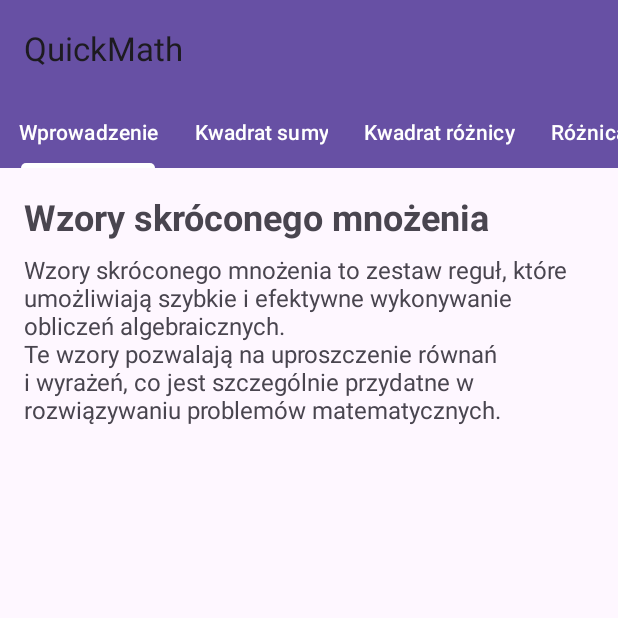
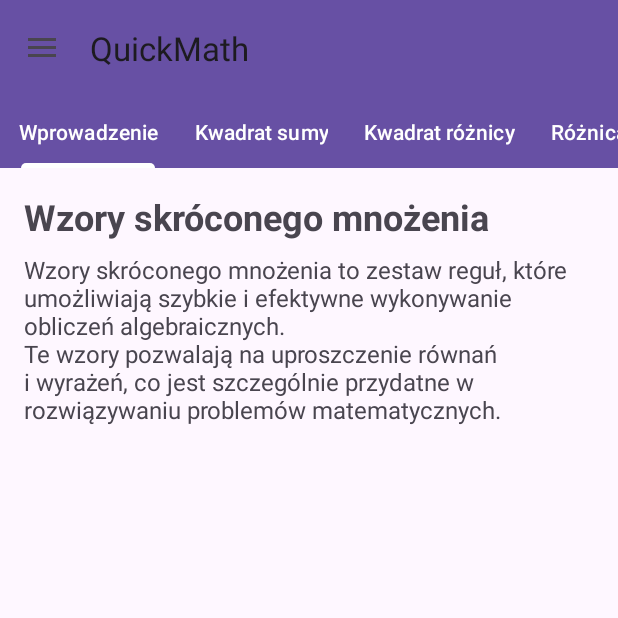
Before and after one commit to Kamilo1/MathCourse, an Android app: the screen it shows after launch (LessonActivity), after a tap on "Wzory skróconego mnożenia", on a phone screen of 412 x 824 dp, the top half of it. Run offline under Robolectric (Android 15) with nearby library versions, the phone set to English and light mode, and no system bars; our stand-ins replace Room's generated code, data binding.

Commit message:
add menu

```diff
--- a/app/src/main/java/pl/wsei/pam/AppDatabase.kt
+++ b/app/src/main/java/pl/wsei/pam/AppDatabase.kt
@@ -22,7 +22,7 @@ abstract class AppDatabase : RoomDatabase() {
                             context.applicationContext,
                             AppDatabase::class.java, "quiz_database"
                         )
-                            .fallbackToDestructiveMigration() // Dodać tę linijkę, jeśli nie chcesz obsługiwać migracji ręcznie
+                            .fallbackToDestructiveMigration()
                             .build()
                     }
                 }
--- a/app/src/main/java/pl/wsei/pam/LessonActivity.kt
+++ b/app/src/main/java/pl/wsei/pam/LessonActivity.kt
@@ -3,25 +3,38 @@ package pl.wsei.pam
 import android.content.Context
 import android.content.Intent
 import android.os.Bundle
+import android.view.MenuItem
+import androidx.appcompat.app.ActionBarDrawerToggle
 import androidx.appcompat.app.AppCompatActivity
+import androidx.core.view.GravityCompat
+import androidx.drawerlayout.widget.DrawerLayout
 import androidx.fragment.app.Fragment
 import androidx.fragment.app.FragmentManager
 import androidx.fragment.app.FragmentPagerAdapter
 import androidx.viewpager.widget.ViewPager
+import com.google.android.material.navigation.NavigationView
 import com.google.android.material.tabs.TabLayout
-import pl.wsei.pam.lab01.R
 import kotlinx.coroutines.Dispatchers
 import kotlinx.coroutines.GlobalScope
 import kotlinx.coroutines.launch
 import kotlinx.coroutines.withContext
+import pl.wsei.pam.lab01.R
+import pl.wsei.pam.lab01.databinding.ActivityLessonBinding
 
+class LessonActivity : AppCompatActivity(), NavigationView.OnNavigationItemSelectedListener {
 
-class LessonActivity : AppCompatActivity() {
+    private lateinit var binding: ActivityLessonBinding
+    private lateinit var toggle: ActionBarDrawerToggle
+    private lateinit var drawerLayout: DrawerLayout
 
     override fun onCreate(savedInstanceState: Bundle?) {
         super.onCreate(savedInstanceState)
-        setContentView(R.layout.activity_lesson)
-        setSupportActionBar(findViewById(R.id.toolbar))
+        binding = ActivityLessonBinding.inflate(layoutInflater)
+        setContentView(binding.root)
+
+        setSupportActionBar(binding.toolbar)
+
+        drawerLayout = binding.drawerLayout
 
         val viewPager: ViewPager = findViewById(R.id.viewPager)
         val tabLayout: TabLayout = findViewById(R.id.tabLayout)
@@ -29,8 +42,43 @@ class LessonActivity : AppCompatActivity() {
         val pagerAdapter = LessonPagerAdapter(supportFragmentManager, this)
         viewPager.adapter = pagerAdapter
         tabLayout.setupWithViewPager(viewPager)
+
+        toggle = ActionBarDrawerToggle(this, drawerLayout, binding.toolbar, R.string.navigation_drawer_open, R.string.navigation_drawer_close)
+        drawerLayout.addDrawerListener(toggle)
+        toggle.syncState()
+
+        binding.navigationView.setNavigationItemSelectedListener(this)
     }
 
+    override fun onNavigationItemSelected(item: MenuItem): Boolean {
+        when (item.itemId) {
+            R.id.nav_home -> {
+                val intent = Intent(this, MainActivity::class.java)
+                startActivity(intent)
+                finish()
+            }
+            R.id.nav_settings -> {
+                val intent = Intent(this, SettingsActivity::class.java)
+                startActivity(intent)
+            }
+            R.id.nav_about -> {
+            }
+            R.id.nav_authors -> {
+                val intent = Intent(this, AuthorsActivity::class.java)
+                startActivity(intent)
+            }
+        }
+        drawerLayout.closeDrawer(GravityCompat.START)
+        return true
+    }
+
+    override fun onBackPressed() {
+        if (drawerLayout.isDrawerOpen(GravityCompat.START)) {
+            drawerLayout.closeDrawer(GravityCompat.START)
+        } else {
+            super.onBackPressed()
+        }
+    }
 
     class LessonPagerAdapter(
         fm: FragmentManager,
@@ -43,8 +91,6 @@ class LessonActivity : AppCompatActivity() {
 
         private val db = AppDatabase.getDatabase(context)
         private var score = "Jeszcze nie ukończono"
-
-
 
         init {
             fetchResults()
@@ -67,7 +113,6 @@ class LessonActivity : AppCompatActivity() {
         override fun getCount(): Int = slideTitles.size
 
         override fun getItem(position: Int): Fragment {
-
             val isLastSlide = position == slideTitles.size - 1
             return when (position) {
                 0 -> SlideFragment.newInstance(
@@ -75,33 +120,26 @@ class LessonActivity : AppCompatActivity() {
                     "Wzory skróconego mnożenia to zestaw reguł, które umożliwiają szybkie i efektywne wykonywanie obliczeń algebraicznych.\nTe wzory pozwalają na uproszczenie równań i wyrażeń, co jest szczególnie przydatne w rozwiązywaniu problemów matematycznych.",
                     isLastSlide
                 )
-
                 1 -> SlideFragment.newInstance(
                     "(a + b)² = a² + 2ab + b²",
                     "Definicja: Wzór ten pokazuje, jak rozwinąć kwadrat sumy dwóch liczb.\nPrzykład: Rozwiń (x + 3)².\nx² + 2x3 + 3² = x² + 6x + 9\nIlustracja: Pokaż diagram ilustrujący rozkład kwadratu sumy na poszczególne części.",
                     isLastSlide
                 )
-
                 2 -> SlideFragment.newInstance(
                     "(a - b)² = a² - 2ab + b²",
                     "Definicja: Wzór ten pokazuje, jak rozwinąć kwadrat różnicy dwóch liczb.\nPrzykład: Rozwiń (x - 4)².\nx² - 2x4 + 4² = x² - 8x + 16\nIlustracja: Pokaż diagram ilustrujący rozkład kwadratu różnicy na poszczególne części.",
                     isLastSlide
                 )
-
                 3 -> SlideFragment.newInstance(
                     "a² - b² = (a + b)(a - b)",
                     "Definicja: Wzór ten pozwala rozłożyć różnicę kwadratów na iloczyn dwóch wyrażeń.\nPrzykład: Rozłóż x² - 9.\n(x + 3)(x - 3),",
                     isLastSlide
                 )
-
                 4 -> SlideFragment.newInstance(
-
                     "Quiz",
                     "Liczba punktów z ostatniego quizu:\n${score}\n",
-
                     isLastSlide
                 )
-
                 else -> throw IllegalStateException("Unexpected position: $position")
             }
         }
@@ -110,10 +148,11 @@ class LessonActivity : AppCompatActivity() {
             return slideTitles[position]
         }
     }
-        fun onPageSelected(position: Int) {
-            if (position == 4) { // Last slide
-                val intent = Intent(this, QuizActivity::class.java)
-                startActivity(intent)
-            }
+
+    fun onPageSelected(position: Int) {
+        if (position == 4) {
+            val intent = Intent(this, QuizActivity::class.java)
+            startActivity(intent)
         }
     }
+}
--- a/app/src/main/java/pl/wsei/pam/QuizActivity.kt
+++ b/app/src/main/java/pl/wsei/pam/QuizActivity.kt
@@ -26,7 +26,7 @@ class QuizActivity : AppCompatActivity() {
         Question("Rozwiń wyrażenie (x + 5)².", listOf("x² + 10x + 25", "x² + 25", "x² + 5x + 10", "x² + 15x + 25"), 0),
         Question("Który wzór odpowiada kwadratowi różnicy?", listOf("(a - b)² = a² + 2ab + b²", "(a - b)² = a² - 2ab + b²", "(a - b)² = a² - b²", "(a - b)² = a² + b²"), 1),
         Question("Rozłóż na czynniki x² - 16.", listOf("(x - 4)(x + 4)", "(x - 4)(x - 4)", "(x + 4)(x + 4)", "(x + 2)(x - 2)"), 0),
-        /*Question("Który wzór jest poprawny dla sześcianu sumy?", listOf("(a + b)³ = a³ + 3a²b + 3ab² + b³", "(a + b)³ = a³ + 3ab + b³", "(a + b)³ = a³ + b³", "(a + b)³ = a³ + 3a² + 3b² + b³"), 0),
+        Question("Który wzór jest poprawny dla sześcianu sumy?", listOf("(a + b)³ = a³ + 3a²b + 3ab² + b³", "(a + b)³ = a³ + 3ab + b³", "(a + b)³ = a³ + b³", "(a + b)³ = a³ + 3a² + 3b² + b³"), 0),
         Question("Rozwiń wyrażenie (2x - 3)².", listOf("4x² - 12x + 9", "4x² - 9", "2x² - 6x + 9", "4x² + 6x + 9"), 0),
         Question("Który wzór jest wzorem różnicy kwadratów?", listOf("a² - b² = (a + b)(a - b)", "a² - b² = a² + 2ab + b²", "a² - b² = (a - b)(a - b)", "a² - b² = a² + b²"), 0),
         Question("Rozłóż na czynniki 9y² - 25.", listOf("(3y - 5)(3y + 5)", "(9y - 5)(y + 5)", "(3y - 5)(y + 5)", "(3y - 5)(3y - 5)"), 0),
@@ -38,7 +38,7 @@ class QuizActivity : AppCompatActivity() {
         Question("Rozłóż na czynniki 4x² - 9.", listOf("(2x - 3)(2x + 3)", "(4x - 3)(x + 3)", "(2x - 3)(x + 3)", "(4x - 3)(4x - 3)"), 0),
         Question("Rozwiń wyrażenie (x + 6)².", listOf("x² + 12x + 36", "x² + 6x + 36", "x² + 18x + 36", "x² + 6x + 12"), 0),
         Question("Który wzór jest wzorem różnicy kwadratów?", listOf("a² - b² = (a + b)(a - b)", "a² - b² = a² + 2ab + b²", "a² - b² = (a - b)(a - b)", "a² - b² = a² + b²"), 0)
-        */
+
     )
 
     private var currentQuestionIndex = 0
@@ -77,7 +77,7 @@ class QuizActivity : AppCompatActivity() {
                     startActivity(intent)
                 }
             } else {
-                Toast.makeText(this, "Please select an answer", Toast.LENGTH_SHORT).show()
+                Toast.makeText(this, "Proszę wybrać odpowiedź", Toast.LENGTH_SHORT).show()
             }
         }
     }
--- a/app/src/main/res/layout/activity_lesson.xml
+++ b/app/src/main/res/layout/activity_lesson.xml
@@ -1,10 +1,19 @@
 <?xml version="1.0" encoding="utf-8"?>
-<LinearLayout xmlns:android="http://schemas.android.com/apk/res/android"
+<layout xmlns:android="http://schemas.android.com/apk/res/android"
     xmlns:app="http://schemas.android.com/apk/res-auto"
-    xmlns:tools="http://schemas.android.com/tools"
-    android:orientation="vertical"
+    xmlns:tools="http://schemas.android.com/tools">
+
+
+    <androidx.drawerlayout.widget.DrawerLayout
+        android:id="@+id/drawerLayout"
         android:layout_width="match_parent"
-    android:layout_height="match_parent">
+        android:layout_height="match_parent"
+        tools:context=".LessonActivity">
+
+        <LinearLayout
+            android:layout_width="match_parent"
+            android:layout_height="match_parent"
+            android:orientation="vertical">
 
             <androidx.appcompat.widget.Toolbar
                 android:id="@+id/toolbar"
@@ -30,3 +39,13 @@
                 app:layout_behavior="@string/appbar_scrolling_view_behavior" />
 
         </LinearLayout>
+
+        <com.google.android.material.navigation.NavigationView
+            android:id="@+id/navigationView"
+            android:layout_width="wrap_content"
+            android:layout_height="match_parent"
+            android:layout_gravity="start"
+            app:menu="@menu/drawer_menu" />
+
+    </androidx.drawerlayout.widget.DrawerLayout>
+</layout>
```
Also changed, not shown: app/src/main/java/pl/wsei/pam/SettingsActivity.kt (+21 -9 lines), app/src/main/res/layout/activity_settings.xml (+10 -8 lines), 1 other file. Lines whose indentation alone changed are shown as unchanged.
